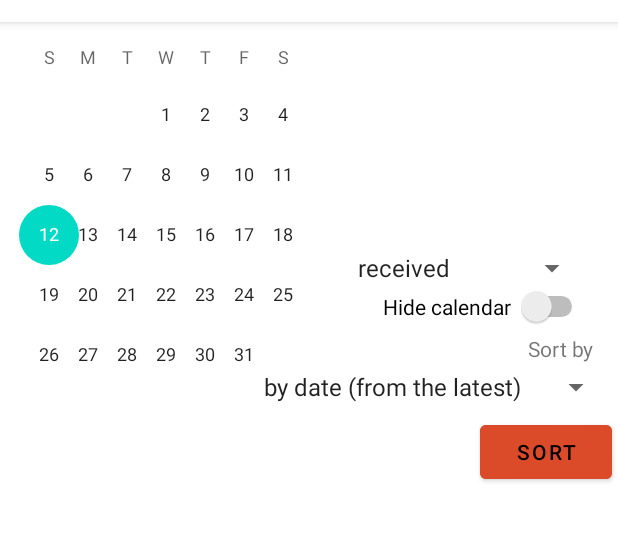
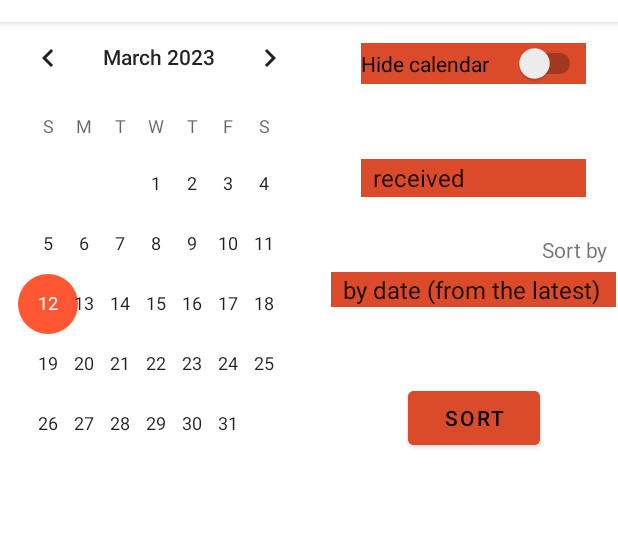
Before and after one commit to matimjm/internat_assessement, an Android app: the QueryActivity screen opened directly, with no data from a screen before it, on a phone screen of 412 x 824 dp, the part 62-604 px from its top. Run offline under Robolectric (Android 15) with nearby library versions, the phone set to English and light mode, and no system bars; our stand-ins replace Firebase (no records; nobody signed in at launch, a user with empty details on screens opened directly).

Commit message:
Queries front-end finished and tested (working correctly)

```diff
--- a/app/src/main/res/layout/activity_query.xml
+++ b/app/src/main/res/layout/activity_query.xml
@@ -14,11 +14,11 @@
 
         <androidx.recyclerview.widget.RecyclerView
             android:id="@+id/recViewServiceListQuery"
-            android:layout_width="409dp"
-            android:layout_height="367dp"
+            android:layout_width="408dp"
+            android:layout_height="450dp"
+            android:layout_marginTop="20dp"
             app:layout_constraintBottom_toBottomOf="parent"
             app:layout_constraintEnd_toEndOf="parent"
-            app:layout_constraintHorizontal_bias="1.0"
             app:layout_constraintStart_toStartOf="parent"
             app:layout_constraintTop_toBottomOf="@+id/btnSort" />
 
@@ -26,60 +26,68 @@
             android:id="@+id/btnSort"
             android:layout_width="wrap_content"
             android:layout_height="wrap_content"
-            android:layout_marginTop="8dp"
-            android:layout_marginEnd="4dp"
+            android:layout_marginTop="50dp"
             android:backgroundTint="@color/orange"
             android:text="Sort"
             android:textColor="@color/black"
-            app:layout_constraintEnd_toEndOf="parent"
+            app:layout_constraintEnd_toEndOf="@+id/spinnerMainSort"
+            app:layout_constraintStart_toStartOf="@+id/spinnerMainSort"
             app:layout_constraintTop_toBottomOf="@+id/spinnerMainSort" />
 
         <CalendarView
             android:id="@+id/calendarView"
-            android:layout_width="225dp"
-            android:layout_height="323dp"
+            android:layout_width="212dp"
+            android:layout_height="298dp"
+            android:layout_marginTop="20dp"
             android:visibility="visible"
+            app:layout_constraintBottom_toTopOf="@+id/recViewServiceListQuery"
             app:layout_constraintStart_toStartOf="parent"
             app:layout_constraintTop_toTopOf="parent" />
 
         <Spinner
             android:id="@+id/spinnerStatus"
-            android:layout_width="161dp"
-            android:layout_height="24dp"
-            android:layout_marginTop="208dp"
-            android:layout_marginEnd="20dp"
+            android:layout_width="150dp"
+            android:layout_height="25dp"
+            android:layout_marginTop="50dp"
+            android:background="@color/orange"
             android:entries="@array/statuses_list"
-            app:layout_constraintEnd_toEndOf="parent"
-            app:layout_constraintTop_toTopOf="parent" />
+            app:layout_constraintEnd_toEndOf="@+id/switchCalendar"
+            app:layout_constraintStart_toStartOf="@+id/switchCalendar"
+            app:layout_constraintTop_toBottomOf="@+id/switchCalendar" />
 
         <TextView
             android:id="@+id/textView2"
             android:layout_width="wrap_content"
             android:layout_height="wrap_content"
-            android:layout_marginTop="264dp"
-            android:layout_marginEnd="12dp"
+            android:layout_marginEnd="5dp"
+            android:layout_marginBottom="5dp"
             android:text="Sort by"
-            app:layout_constraintEnd_toEndOf="@+id/spinnerMainSort"
-            app:layout_constraintTop_toTopOf="parent" />
+            app:layout_constraintBottom_toTopOf="@+id/spinnerMainSort"
+            app:layout_constraintEnd_toEndOf="@+id/spinnerMainSort" />
 
         <Spinner
             android:id="@+id/spinnerMainSort"
-            android:layout_width="240dp"
+            android:layout_width="190dp"
             android:layout_height="23dp"
-            android:layout_marginTop="4dp"
-            android:layout_marginEnd="4dp"
+            android:layout_marginTop="50dp"
+            android:background="@color/orange"
             android:entries="@array/sorters_list"
-            app:layout_constraintEnd_toEndOf="parent"
-            app:layout_constraintTop_toBottomOf="@+id/textView2" />
+            app:layout_constraintEnd_toEndOf="@+id/spinnerStatus"
+            app:layout_constraintStart_toStartOf="@+id/spinnerStatus"
+            app:layout_constraintTop_toBottomOf="@+id/spinnerStatus" />
 
         <Switch
             android:id="@+id/switchCalendar"
-            android:layout_width="wrap_content"
-            android:layout_height="wrap_content"
-            android:layout_marginEnd="20dp"
+            android:layout_width="150dp"
+            android:layout_height="25dp"
+            android:layout_marginStart="35dp"
+            android:layout_marginTop="70dp"
+            android:layout_marginEnd="28dp"
+            android:background="@color/orange"
             android:text="Hide calendar "
             app:layout_constraintEnd_toEndOf="parent"
-            app:layout_constraintTop_toBottomOf="@+id/spinnerStatus" />
+            app:layout_constraintStart_toEndOf="@+id/calendarView"
+            app:layout_constraintTop_toTopOf="parent" />
 
 
     </androidx.constraintlayout.widget.ConstraintLayout>
--- a/app/src/main/res/values-night/themes.xml
+++ b/app/src/main/res/values-night/themes.xml
@@ -2,12 +2,12 @@
     <!-- Base application theme. -->
     <style name="Theme.Internat_assessement" parent="Theme.MaterialComponents.DayNight.NoActionBar">
         <!-- Primary brand color. -->
-        <item name="colorPrimary">@color/purple_200</item>
-        <item name="colorPrimaryVariant">@color/purple_700</item>
+        <item name="colorPrimary">@color/orange</item>
+        <item name="colorPrimaryVariant">@color/dark_orange</item>
         <item name="colorOnPrimary">@color/black</item>
         <!-- Secondary brand color. -->
-        <item name="colorSecondary">@color/teal_200</item>
-        <item name="colorSecondaryVariant">@color/teal_200</item>
+        <item name="colorSecondary">@color/light_orange</item>
+        <item name="colorSecondaryVariant">@color/dark_orange</item>
         <item name="colorOnSecondary">@color/black</item>
         <!-- Status bar color. -->
         <item name="android:statusBarColor">?attr/colorPrimaryVariant</item>
--- a/app/src/main/res/values/colors.xml
+++ b/app/src/main/res/values/colors.xml
@@ -7,5 +7,8 @@
     <color name="teal_700">#FF018786</color>
     <color name="black">#FF000000</color>
     <color name="white">#FFFFFFFF</color>
+    <color name="light_orange">#ff5733</color>
     <color name="orange">#db4b29</color>
+    <color name="dark_orange">#94341e</color>
+    <color name="dark_blue">#1a2e6d</color>
 </resources>
--- a/app/src/main/res/values/themes.xml
+++ b/app/src/main/res/values/themes.xml
@@ -2,12 +2,12 @@
     <!-- Base application theme. -->
     <style name="Theme.Internat_assessement" parent="Theme.MaterialComponents.DayNight.NoActionBar">
         <!-- Primary brand color. -->
-        <item name="colorPrimary">@color/purple_500</item>
-        <item name="colorPrimaryVariant">@color/purple_700</item>
+        <item name="colorPrimary">@color/orange</item>
+        <item name="colorPrimaryVariant">@color/dark_orange</item>
         <item name="colorOnPrimary">@color/white</item>
         <!-- Secondary brand color. -->
-        <item name="colorSecondary">@color/teal_200</item>
-        <item name="colorSecondaryVariant">@color/teal_700</item>
+        <item name="colorSecondary">@color/light_orange</item>
+        <item name="colorSecondaryVariant">@color/dark_orange</item>
         <item name="colorOnSecondary">@color/black</item>
         <!-- Status bar color. -->
         <item name="android:statusBarColor">?attr/colorPrimaryVariant</item>
```
